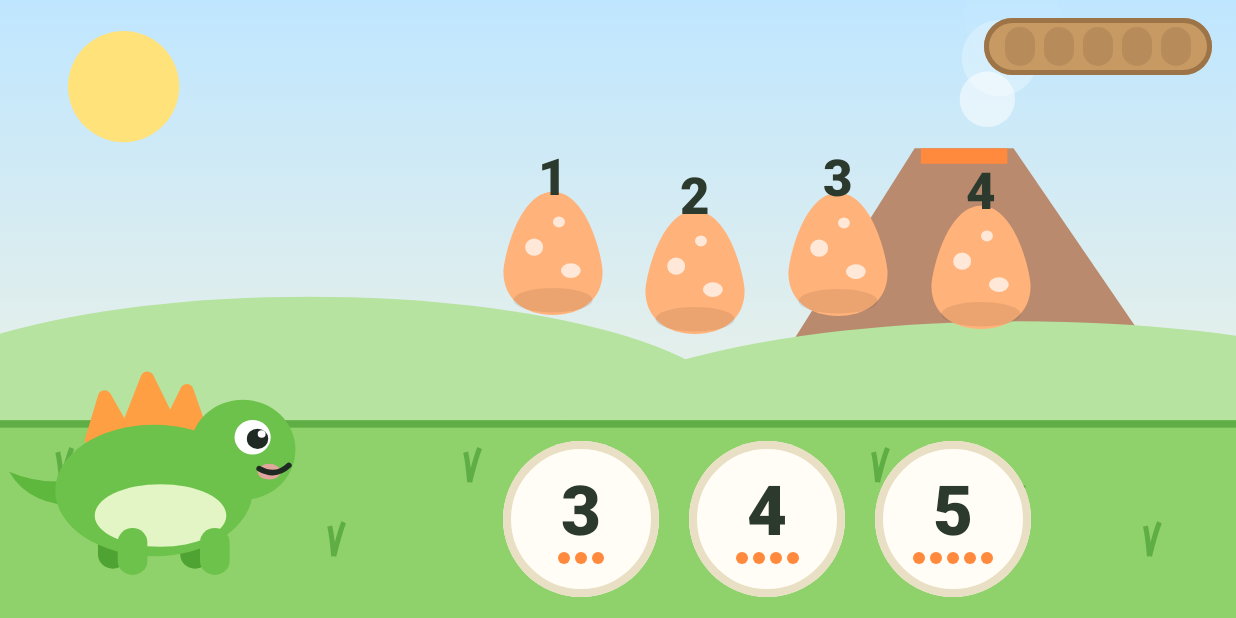
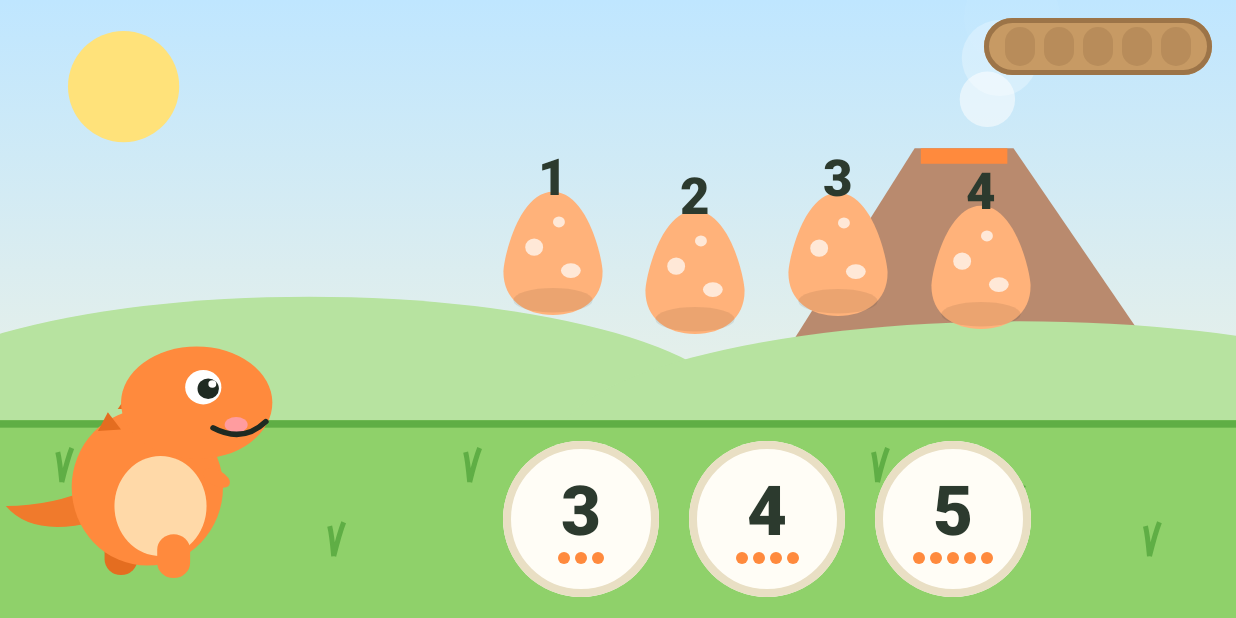
Before and after one commit to jstumfoll2/Dino-valley, an Android app built with Jetpack Compose: the screen it shows after launch (MainActivity), on a phone screen of 824 x 412 dp (held sideways). Run offline under Robolectric (Android 15) with nearby library versions, the phone set to English and light mode, and no system bars.

Commit message:
Make the little T. rex the dino friend
Your son picked sketch C. The rex now breathes, blinks, talks, hops
and looks up when thinking, and the eggs hatch into baby rexes.

Co-Authored-By: Claude Opus 5.5 (1M context) <noreply@anthropic.com>
Claude-Session: https://claude.ai/code/session_01BEKxVURRzEACFGHTzWWzRz

```diff
--- a/app/src/main/kotlin/com/dungeonquest/ui/play/Dino.kt
+++ b/app/src/main/kotlin/com/dungeonquest/ui/play/Dino.kt
@@ -22,20 +22,19 @@ import androidx.compose.ui.geometry.Size
 import androidx.compose.ui.graphics.Color
 import androidx.compose.ui.graphics.Path
 import androidx.compose.ui.graphics.StrokeCap
-import androidx.compose.ui.graphics.StrokeJoin
 import androidx.compose.ui.graphics.TransformOrigin
 import androidx.compose.ui.graphics.drawscope.DrawScope
 import androidx.compose.ui.graphics.drawscope.Stroke
-import androidx.compose.ui.graphics.drawscope.scale
+import androidx.compose.ui.graphics.drawscope.rotate
 import androidx.compose.ui.graphics.drawscope.withTransform
 import androidx.compose.ui.graphics.graphicsLayer
 
 enum class DinoMood { Idle, Talking, Thinking, Happy }
 
 /**
- * The dino friend, drawn from layered shapes in a 200×200 box (sketch A from the picker page,
- * a placeholder until your son picks one). Breathes and blinks on its own; hops when happy and
- * tilts its head when thinking.
+ * The dino friend: the little T. rex your son picked, drawn from layered shapes in a 200×200
+ * box. Breathes and blinks on its own, talks while narrating, hops when happy, and tilts its head
+ * and looks up when thinking.
  */
 @Composable
 fun Dino(mood: DinoMood, modifier: Modifier = Modifier) {
@@ -93,48 +92,49 @@ fun Dino(mood: DinoMood, modifier: Modifier = Modifier) {
             translate(left, top)
             scale(unit, unit, pivot = Offset.Zero)
         }) {
-            drawStego(blink = blink, mouthOpen = mood == DinoMood.Happy || (mood == DinoMood.Talking && talk > 0.5f))
+            drawRex(
+                blink = blink,
+                mouthOpen = mood == DinoMood.Happy || (mood == DinoMood.Talking && talk > 0.5f),
+                lookUp = mood == DinoMood.Thinking,
+            )
         }
     }
 }
 
-private val Body = Color(0xFF6CC24A)
-private val BodyShade = Color(0xFF4FA332)
-private val Tail = Color(0xFF5DB83D)
-private val Plate = Color(0xFFFF9F43)
-private val Belly = Color(0xFFE3F5C4)
-private val Cheek = Color(0xCCFF9FB0)
+private val Body = Color(0xFFFF8A3D)
+private val BodyShade = Color(0xFFE46D20)
+private val Tail = Color(0xFFF07A2C)
+private val Belly = Color(0xFFFFD9A8)
+private val Cheek = Color(0xD9FF9FB0)
 private val Eye = Color(0xFF1F2A22)
 
-private fun DrawScope.drawStego(blink: Float, mouthOpen: Boolean) {
-    drawPath(Path().apply { moveTo(52f, 140f); quadraticTo(20f, 140f, 8f, 118f); quadraticTo(30f, 128f, 56f, 122f); close() }, Tail)
-    listOf(
-        listOf(58f, 98f, 66f, 70f, 80f, 96f),
-        listOf(80f, 90f, 92f, 58f, 106f, 88f),
-        listOf(104f, 92f, 116f, 66f, 126f, 96f),
-    ).forEach { p ->
-        val plate = Path().apply { moveTo(p[0], p[1]); lineTo(p[2], p[3]); lineTo(p[4], p[5]); close() }
-        drawPath(plate, Plate)
-        drawPath(plate, Plate, style = Stroke(width = 8f, join = StrokeJoin.Round))
+/** The little T. rex your son picked (sketch C). */
+private fun DrawScope.drawRex(blink: Float, mouthOpen: Boolean, lookUp: Boolean) {
+    drawPath(Path().apply { moveTo(60f, 150f); quadraticTo(22f, 160f, 6f, 140f); quadraticTo(34f, 140f, 60f, 128f); close() }, Tail)
+    leg(66f, 156f, BodyShade)
+    drawOval(Body, topLeft = Offset(46f, 78f), size = Size(92f, 100f))
+    drawOval(Belly, topLeft = Offset(72f, 108f), size = Size(56f, 64f))
+    leg(98f, 158f, Body)
+    rotate(30f, pivot = Offset(134f, 122f)) {
+        drawOval(Body, topLeft = Offset(125f, 117f), size = Size(18f, 10f))
     }
-    leg(62f, 150f, BodyShade)
-    leg(112f, 150f, BodyShade)
-    drawOval(Body, topLeft = Offset(36f, 88f), size = Size(120f, 84f))
-    drawOval(Belly, topLeft = Offset(60f, 126f), size = Size(80f, 40f))
-    leg(74f, 154f, Body)
-    leg(124f, 154f, Body)
-    drawCircle(Body, radius = 32f, center = Offset(150f, 104f))
-    drawOval(Cheek, topLeft = Offset(159f, 113f), size = Size(14f, 10f))
-    withTransform({ scale(1f, blink, pivot = Offset(156f, 96f)) }) {
-        drawCircle(Color.White, radius = 11f, center = Offset(156f, 96f))
-        drawCircle(Eye, radius = 6.5f, center = Offset(159f, 97f))
-        drawCircle(Color.White, radius = 2.4f, center = Offset(161.5f, 94f))
+    drawPath(Path().apply { moveTo(74f, 78f); lineTo(82f, 66f); lineTo(88f, 78f); close() }, BodyShade)
+    drawPath(Path().apply { moveTo(62f, 92f); lineTo(68f, 80f); lineTo(76f, 91f); close() }, BodyShade)
+    drawOval(Body, topLeft = Offset(76f, 38f), size = Size(92f, 72f))
+    drawOval(Cheek, topLeft = Offset(139f, 83f), size = Size(14f, 10f))
+    val look = if (lookUp) -3.5f else 0f
+    withTransform({ scale(1f, blink, pivot = Offset(126f, 64f)) }) {
+        drawCircle(Color.White, radius = 11f, center = Offset(126f, 64f))
+        drawCircle(Eye, radius = 6.5f, center = Offset(129f, 65f + look))
+        drawCircle(Color.White, radius = 2.4f, center = Offset(131.5f, 62f + look))
     }
     if (mouthOpen) {
-        drawPath(Path().apply { moveTo(158f, 112f); quadraticTo(170f, 130f, 180f, 110f); close() }, Eye)
+        drawPath(Path().apply { moveTo(130f, 86f); quadraticTo(150f, 112f, 166f, 82f); close() }, Eye)
+        drawPath(Path().apply { moveTo(140f, 88f); lineTo(144f, 94f); lineTo(148f, 88f); close() }, Color.White)
+        drawPath(Path().apply { moveTo(152f, 87f); lineTo(156f, 93f); lineTo(160f, 87f); close() }, Color.White)
     } else {
         drawPath(
-            Path().apply { moveTo(160f, 116f); quadraticTo(170f, 122f, 178f, 114f) },
+            Path().apply { moveTo(132f, 90f); quadraticTo(150f, 100f, 164f, 86f) },
             Eye,
             style = Stroke(width = 3.5f, cap = StrokeCap.Round),
         )
@@ -142,5 +142,5 @@ private fun DrawScope.drawStego(blink: Float, mouthOpen: Boolean) {
 }
 
 private fun DrawScope.leg(x: Float, y: Float, color: Color) {
-    drawRoundRect(color, topLeft = Offset(x, y), size = Size(18f, 30f), cornerRadius = CornerRadius(9f, 9f))
+    drawRoundRect(color, topLeft = Offset(x, y), size = Size(20f, 28f), cornerRadius = CornerRadius(10f, 10f))
 }
--- a/app/src/main/kotlin/com/dungeonquest/ui/play/Egg.kt
+++ b/app/src/main/kotlin/com/dungeonquest/ui/play/Egg.kt
@@ -106,7 +106,7 @@ private fun DrawScope.drawEgg(color: Color, glow: Float, hatch: Float) {
     if (hatch > 0f) {
         val r = eggW * 0.36f
         val cy = top + eggH * 0.55f - hatch * eggH * 0.45f
-        drawCircle(Color(0xFF8BD46A), radius = r, center = Offset(w / 2f, cy))
+        drawCircle(Color(0xFFFFA05C), radius = r, center = Offset(w / 2f, cy))
         drawCircle(Color.White, radius = r * 0.28f, center = Offset(w / 2f - r * 0.35f, cy - r * 0.15f))
         drawCircle(Color.White, radius = r * 0.28f, center = Offset(w / 2f + r * 0.35f, cy - r * 0.15f))
         drawCircle(Color(0xFF1F2A22), radius = r * 0.15f, center = Offset(w / 2f - r * 0.3f, cy - r * 0.12f))
```
